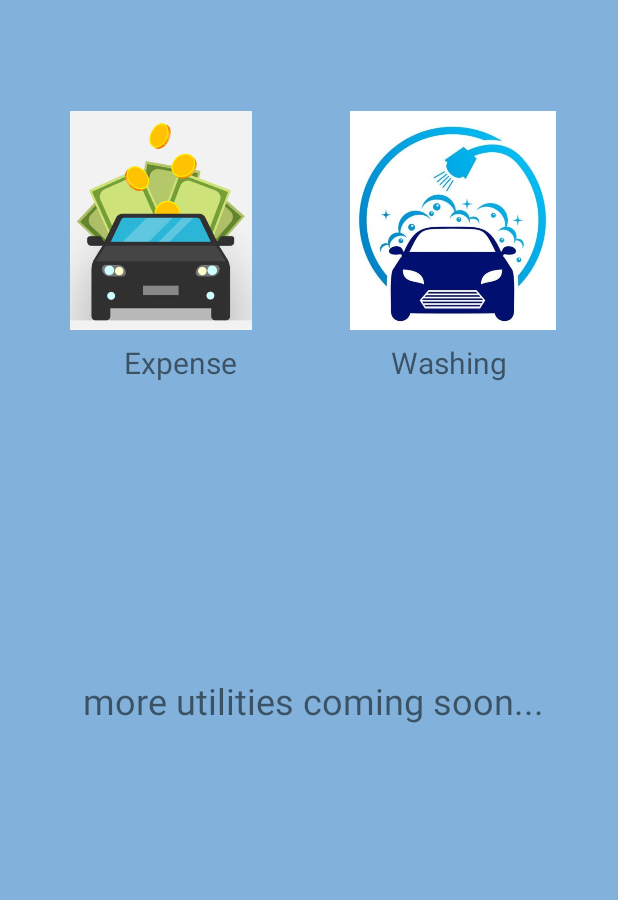
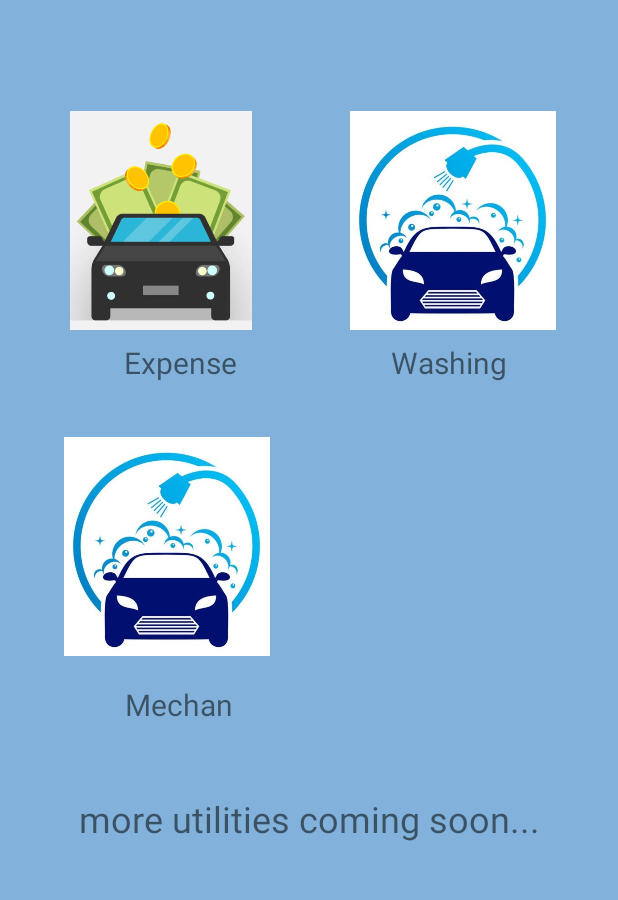
Before and after one commit to rohitrathod-4004/AutoHub-Smart-Car-Service-Platform, an Android app: the MainActivity screen opened directly, with no data from a screen before it, on a phone screen of 412 x 824 dp, the part 201-1101 px from its top. Run offline under Robolectric (Android 15) with nearby library versions, the phone set to English and light mode, and no system bars.

Commit message:
user mechanic page created

```diff
--- a/EDAI-APP/app/src/main/java/com/cscorner/autohub/MainActivity.java
+++ b/EDAI-APP/app/src/main/java/com/cscorner/autohub/MainActivity.java
@@ -5,16 +5,16 @@ import android.os.Bundle;
 import android.view.View;
 import android.widget.ImageButton;
 import android.widget.ImageView;
-import android.widget.TextView;
 
 import androidx.appcompat.app.AppCompatActivity;
+
+import com.cscorner.autohub.UserMechanic.MechanicActivityUser;
 import com.google.firebase.FirebaseApp;
 
 public class MainActivity extends AppCompatActivity {
 
-    ImageButton goToWashingPage ;
-
-
+    ImageButton goToWashingPage, goToMechanicPage, expenseManagerButton;
+    ImageView profileButton;
 
     @Override
     protected void onCreate(Bundle savedInstanceState) {
@@ -22,36 +22,46 @@ public class MainActivity extends AppCompatActivity {
         FirebaseApp.initializeApp(this);
         setContentView(R.layout.main_page); // Linking main_page.xml
 
-        // Get reference to the ImageButton for expenseManager
-        ImageButton expenseManagerButton = findViewById(R.id.expenseManager);
-        ImageView profilebutton = findViewById(R.id.imageView10);
+        // Initialize UI elements
+        expenseManagerButton = findViewById(R.id.expenseManager);
+        goToWashingPage = findViewById(R.id.washingCenter);
+        goToMechanicPage = findViewById(R.id.mechanic);
+        profileButton = findViewById(R.id.imageView10);
 
-        // Set an onClickListener to redirect to ExpenseActivity
+        // Set OnClickListener for Expense Manager
         expenseManagerButton.setOnClickListener(new View.OnClickListener() {
             @Override
             public void onClick(View view) {
-                // Intent to go to ExpenseActivity
                 Intent intent = new Intent(MainActivity.this, ExpenseActivity.class);
                 startActivity(intent);
             }
         });
-        goToWashingPage = findViewById(R.id.washingCenter);
 
+        // Set OnClickListener for Washing Center
         goToWashingPage.setOnClickListener(new View.OnClickListener() {
             @Override
             public void onClick(View v) {
-                Intent goToWashingPage = new Intent(MainActivity.this, WashingPage.class);
-                startActivity(goToWashingPage);
-
-            }
-        });
-        profilebutton.setOnClickListener(new View.OnClickListener() {
-            @Override
-            public void onClick(View v) {
-                Intent gotoProfile = new Intent(MainActivity.this , Profile_userActivity.class);
-                startActivity(gotoProfile);
+                Intent intent = new Intent(MainActivity.this, WashingPage.class);
+                startActivity(intent);
             }
         });
 
+        // Set OnClickListener for Mechanic Assistance
+        goToMechanicPage.setOnClickListener(new View.OnClickListener() {
+            @Override
+            public void onClick(View v) {
+                Intent intent = new Intent(MainActivity.this, MechanicActivityUser.class);
+                startActivity(intent);
+            }
+        });
+
+        // Set OnClickListener for Profile Button
+        profileButton.setOnClickListener(new View.OnClickListener() {
+            @Override
+            public void onClick(View v) {
+                Intent intent = new Intent(MainActivity.this, Profile_userActivity.class);
+                startActivity(intent);
+            }
+        });
     }
 }
--- /dev/null
+++ b/EDAI-APP/app/src/main/java/com/cscorner/autohub/UserMechanic/MechanicActivityUser.java
@@ -0,0 +1,4 @@
+package com.cscorner.autohub.UserMechanic;
+
+public class MechanicActivityUser {
+}
--- a/EDAI-APP/app/src/main/res/layout/main_page.xml
+++ b/EDAI-APP/app/src/main/res/layout/main_page.xml
@@ -41,6 +41,21 @@
         app:layout_constraintVertical_bias="0.244"
         app:srcCompat="@drawable/car_wash" />
 
+    <ImageButton
+        android:id="@+id/mechanic"
+        android:layout_width="164dp"
+        android:layout_height="146dp"
+        android:background="#82B2DB"
+        android:contentDescription="@string/go_to_washing"
+        android:scaleType="fitCenter"
+        app:layout_constraintBottom_toBottomOf="parent"
+        app:layout_constraintEnd_toEndOf="parent"
+        app:layout_constraintHorizontal_bias="0.117"
+        app:layout_constraintStart_toStartOf="parent"
+        app:layout_constraintTop_toTopOf="@+id/textView27"
+        app:layout_constraintVertical_bias="0.594"
+        app:srcCompat="@drawable/car_wash" />
+
     <TextView
         android:id="@+id/expenseText"
         android:layout_width="86dp"
@@ -70,6 +85,20 @@
         app:layout_constraintVertical_bias="0.018" />
 
     <TextView
+        android:id="@+id/mechanicText"
+        android:layout_width="86dp"
+        android:layout_height="29dp"
+        android:gravity="center"
+        android:text="@string/Mechanic_Assistance"
+        android:textSize="20sp"
+        app:layout_constraintBottom_toBottomOf="parent"
+        app:layout_constraintEnd_toEndOf="parent"
+        app:layout_constraintHorizontal_bias="0.236"
+        app:layout_constraintStart_toStartOf="parent"
+        app:layout_constraintTop_toBottomOf="@+id/washingCenter"
+        app:layout_constraintVertical_bias="0.535" />
+
+    <TextView
         android:id="@+id/moreUtilitiesToAddText"
         android:layout_width="359dp"
         android:layout_height="37dp"
@@ -79,10 +108,9 @@
         android:textSize="24sp"
         app:layout_constraintBottom_toBottomOf="parent"
         app:layout_constraintEnd_toEndOf="parent"
-        app:layout_constraintHorizontal_bias="0.552"
         app:layout_constraintStart_toStartOf="parent"
         app:layout_constraintTop_toBottomOf="@id/imageButton"
-        app:layout_constraintVertical_bias="0.094" />
+        app:layout_constraintVertical_bias="0.444" />
 
     <ImageButton
         android:id="@+id/imageButton"
--- a/EDAI-APP/app/src/main/res/values/strings.xml
+++ b/EDAI-APP/app/src/main/res/values/strings.xml
@@ -70,4 +70,5 @@
     <string name="status_icon">Status Icon</string>
     <string name="document_image">document_image\n</string>
     <string name="driving_license">driving_license</string>
+    <string name="Mechanic_Assistance">Mechanic Assistance</string>
 </resources>
```
